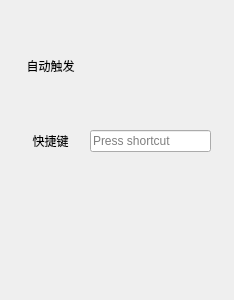
The window that mainwindow.ui (CopyPlusPlus/CopyPlusPlus-Qt) describes before a commit, drawn with Qt 5.
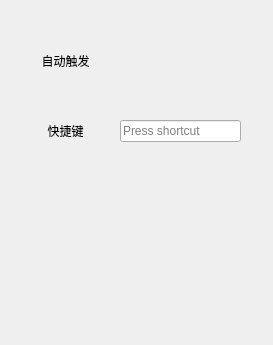
The same window after the commit. Custom widgets are drawn as their Qt base class.

Commit message: 更新UI

```diff
--- a/mainwindow.ui
+++ b/mainwindow.ui
@@ -6,8 +6,8 @@
    <rect>
     <x>0</x>
     <y>0</y>
-    <width>234</width>
-    <height>300</height>
+    <width>273</width>
+    <height>345</height>
    </rect>
   </property>
   <property name="windowTitle">
@@ -19,8 +19,8 @@
      <rect>
       <x>20</x>
       <y>50</y>
-      <width>61</width>
-      <height>31</height>
+      <width>91</width>
+      <height>21</height>
      </rect>
     </property>
     <property name="font">
@@ -38,18 +38,18 @@
    <widget class="QWidget" name="toggleWidget" native="true">
     <property name="geometry">
      <rect>
-      <x>110</x>
-      <y>40</y>
+      <x>140</x>
+      <y>30</y>
       <width>81</width>
-      <height>51</height>
+      <height>61</height>
      </rect>
     </property>
    </widget>
    <widget class="MyKeySequenceEdit" name="keySequenceEdit">
     <property name="geometry">
      <rect>
-      <x>90</x>
-      <y>130</y>
+      <x>120</x>
+      <y>120</y>
       <width>121</width>
       <height>22</height>
      </rect>
@@ -59,8 +59,8 @@
     <property name="geometry">
      <rect>
       <x>30</x>
-      <y>130</y>
-      <width>41</width>
+      <y>120</y>
+      <width>71</width>
       <height>21</height>
      </rect>
     </property>
```
Left out of the diff: 4 changed lines with no effect on the pictures.
